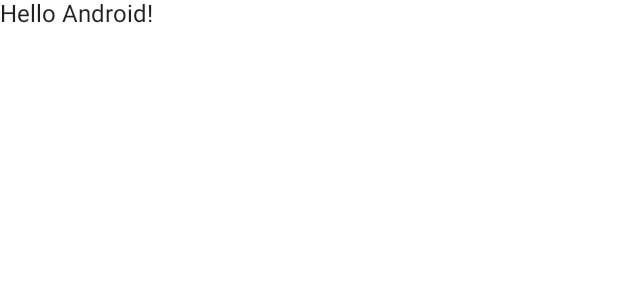
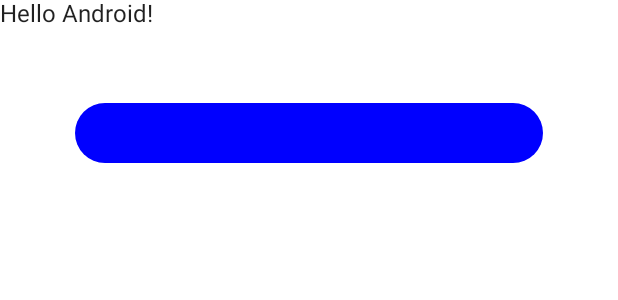
Before and after one commit to cherubalex/EZ_Docs_App, an Android app built with Jetpack Compose: the @Preview function DefaultPreview, on a phone screen of 412 x 824 dp. Shown: the top 300 px of the screen. Run offline under Robolectric (Android 15) with nearby library versions, the phone set to English and light mode, and no system bars.

Commit message:
commit 2

```diff
--- a/app/src/main/AndroidManifest.xml
+++ b/app/src/main/AndroidManifest.xml
@@ -7,14 +7,14 @@
         android:dataExtractionRules="@xml/data_extraction_rules"
         android:fullBackupContent="@xml/backup_rules"
         android:icon="@mipmap/ic_launcher"
-        android:label="@string/app_name"
+        android:label="EZ-Docs"
         android:supportsRtl="true"
         android:theme="@style/Theme.EZ_Docs_App"
         tools:targetApi="31">
         <activity
             android:name=".MainActivity"
             android:exported="true"
-            android:label="@string/app_name"
+            android:label="EZ-Docs"
             android:theme="@style/Theme.EZ_Docs_App">
             <intent-filter>
                 <action android:name="android.intent.action.MAIN" />
--- a/app/src/main/java/com/example/ez_docs_app/MainActivity.kt
+++ b/app/src/main/java/com/example/ez_docs_app/MainActivity.kt
@@ -1,15 +1,23 @@
 package com.example.ez_docs_app
 
+import android.content.res.Configuration
 import android.os.Bundle
 import androidx.activity.ComponentActivity
 import androidx.activity.compose.setContent
-import androidx.compose.foundation.layout.fillMaxSize
+import androidx.compose.foundation.background
+import androidx.compose.foundation.layout.*
+import androidx.compose.foundation.shape.CircleShape
 import androidx.compose.material.MaterialTheme
 import androidx.compose.material.Surface
 import androidx.compose.material.Text
 import androidx.compose.runtime.Composable
 import androidx.compose.ui.Modifier
+import androidx.compose.ui.draw.clip
+import androidx.compose.ui.graphics.Color
+import androidx.compose.ui.graphics.RectangleShape
+import androidx.compose.ui.platform.LocalConfiguration
 import androidx.compose.ui.tooling.preview.Preview
+import androidx.compose.ui.unit.dp
 import com.example.ez_docs_app.ui.theme.EZ_Docs_AppTheme
 
 class MainActivity : ComponentActivity() {
@@ -31,7 +39,25 @@ class MainActivity : ComponentActivity() {
 
 @Composable
 fun Greeting(name: String) {
-    Text(text = "Hello $name!")
+
+    val configuration = LocalConfiguration.current
+    val screenwidth = configuration.screenWidthDp
+    val screenpadding = 100
+    Column() {
+        Text(text = "Hello $name!")
+        Box(
+            modifier = Modifier
+                .padding((screenpadding/2).dp)
+                .clip(CircleShape)
+                .width((screenwidth - 30).dp)
+                .height(40.dp)
+                .background(Color.Blue)
+
+        )
+
+    }
+
+
 }
 
 @Preview(showBackground = true)
```
